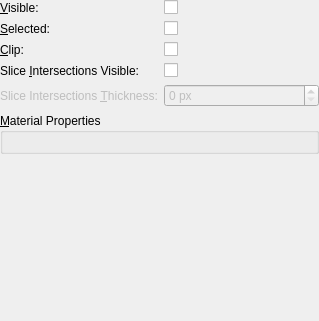
Above: Libs/MRML/Widgets/Resources/UI/qMRMLDisplayNodeWidget.ui from Slicer/SlicerGitSVNArchive before the change. Below: the same form after it.
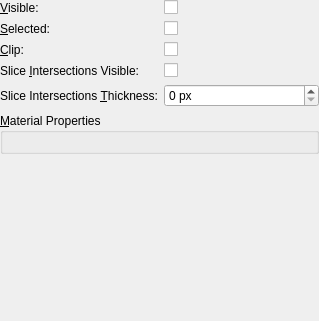
That is the form after the change. Custom widgets are drawn as their Qt base class.

Commit message:
BUG: add model slice thickness implementation for #2267
Also enable the associated gui element.

```diff
--- a/Libs/MRML/Widgets/Resources/UI/qMRMLDisplayNodeWidget.ui
+++ b/Libs/MRML/Widgets/Resources/UI/qMRMLDisplayNodeWidget.ui
@@ -90,9 +90,6 @@
    </item>
    <item row="4" column="0">
     <widget class="QLabel" name="SliceIntersectionThicknessLabel">
-     <property name="enabled">
-       <bool>false</bool>
-     </property>
      <property name="text">
       <string>Slice Intersections &amp;Thickness:</string>
      </property>
@@ -103,9 +100,6 @@
    </item>
    <item row="4" column="1">
     <widget class="QSpinBox" name="SliceIntersectionThicknessSpinBox">
-     <property name="enabled">
-       <bool>false</bool>
-     </property>
      <property name="minimum">
       <number>0</number>
      </property>
```
The commit also changes 1 other file.
